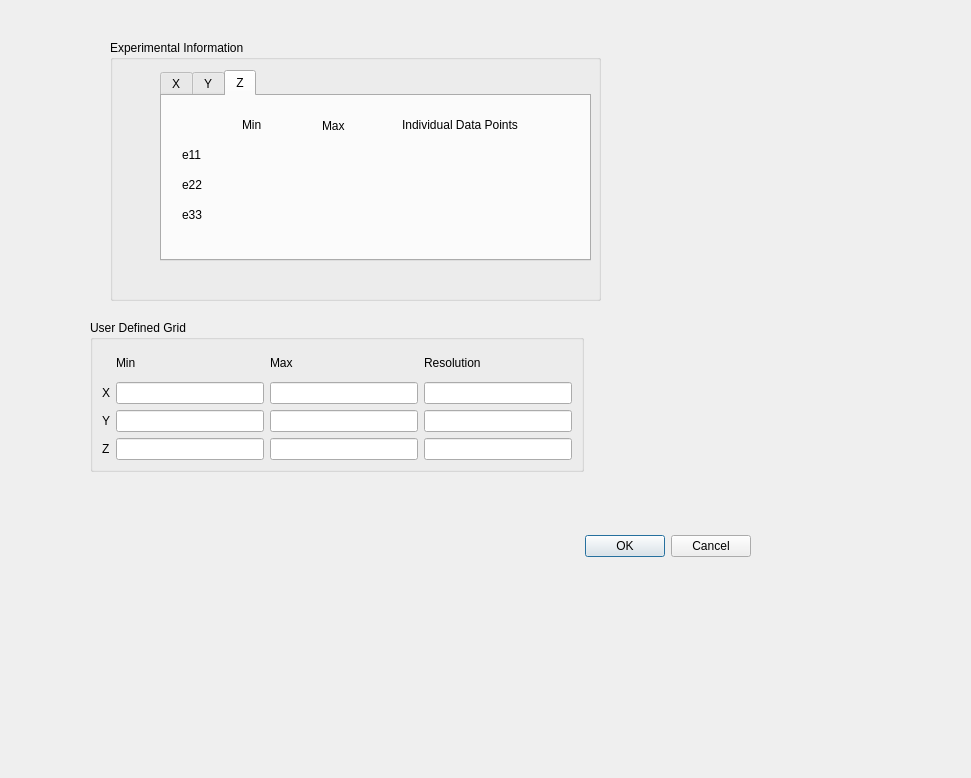
neutrons/PyRS, file designer/strainstressgridsetup.ui: the form before one commit.
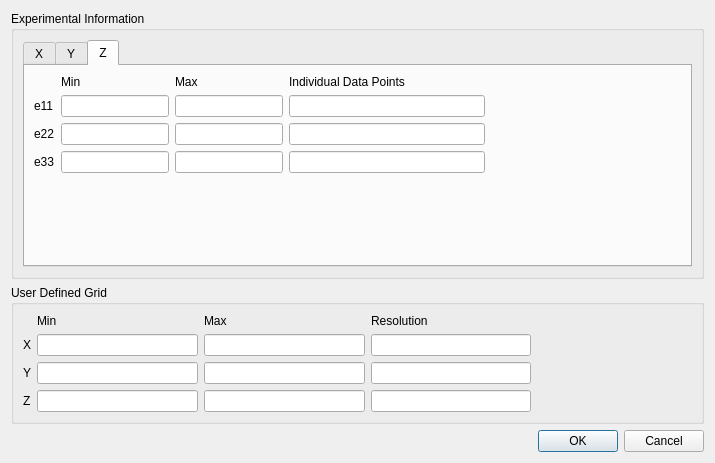
The form after the commit. The open tabs and pages were chosen to show the change.

Commit message: Refs #15. Implemented grid setup dialog (not tested yet).

```diff
--- a/designer/strainstressgridsetup.ui
+++ b/designer/strainstressgridsetup.ui
@@ -6,232 +6,438 @@
    <rect>
     <x>0</x>
     <y>0</y>
-    <width>971</width>
-    <height>778</height>
+    <width>715</width>
+    <height>463</height>
    </rect>
   </property>
   <property name="windowTitle">
    <string>Dialog</string>
   </property>
-  <widget class="QDialogButtonBox" name="buttonBox">
-   <property name="geometry">
-    <rect>
-     <x>410</x>
-     <y>530</y>
-     <width>341</width>
-     <height>32</height>
-    </rect>
-   </property>
-   <property name="orientation">
-    <enum>Qt::Horizontal</enum>
-   </property>
-   <property name="standardButtons">
-    <set>QDialogButtonBox::Cancel|QDialogButtonBox::Ok</set>
-   </property>
-  </widget>
-  <widget class="QGroupBox" name="groupBox">
-   <property name="geometry">
-    <rect>
-     <x>90</x>
-     <y>320</y>
-     <width>494</width>
-     <height>152</height>
-    </rect>
-   </property>
-   <property name="title">
-    <string>User Defined Grid</string>
-   </property>
-   <layout class="QGridLayout" name="gridLayout">
-    <item row="0" column="1">
-     <widget class="QLabel" name="label_4">
-      <property name="text">
-       <string>Min</string>
-      </property>
-     </widget>
-    </item>
-    <item row="0" column="2">
-     <widget class="QLabel" name="label_5">
-      <property name="text">
-       <string>Max</string>
-      </property>
-     </widget>
-    </item>
-    <item row="0" column="3">
-     <widget class="QLabel" name="label_6">
-      <property name="text">
-       <string>Resolution</string>
-      </property>
-     </widget>
-    </item>
-    <item row="1" column="0">
-     <widget class="QLabel" name="label">
-      <property name="text">
-       <string>X</string>
-      </property>
-     </widget>
-    </item>
-    <item row="1" column="1">
-     <widget class="QLineEdit" name="lineEdit"/>
-    </item>
-    <item row="1" column="2">
-     <widget class="QLineEdit" name="lineEdit_2"/>
-    </item>
-    <item row="1" column="3">
-     <widget class="QLineEdit" name="lineEdit_3"/>
-    </item>
-    <item row="2" column="0">
-     <widget class="QLabel" name="label_2">
-      <property name="text">
-       <string>Y</string>
-      </property>
-     </widget>
-    </item>
-    <item row="2" column="1">
-     <widget class="QLineEdit" name="lineEdit_4"/>
-    </item>
-    <item row="2" column="2">
-     <widget class="QLineEdit" name="lineEdit_5"/>
-    </item>
-    <item row="2" column="3">
-     <widget class="QLineEdit" name="lineEdit_6"/>
-    </item>
-    <item row="3" column="0">
-     <widget class="QLabel" name="label_3">
-      <property name="text">
-       <string>Z</string>
-      </property>
-     </widget>
-    </item>
-    <item row="3" column="1">
-     <widget class="QLineEdit" name="lineEdit_7"/>
-    </item>
-    <item row="3" column="2">
-     <widget class="QLineEdit" name="lineEdit_8"/>
-    </item>
-    <item row="3" column="3">
-     <widget class="QLineEdit" name="lineEdit_9"/>
-    </item>
-   </layout>
-  </widget>
-  <widget class="QGroupBox" name="groupBox_2">
-   <property name="geometry">
-    <rect>
-     <x>110</x>
-     <y>40</y>
-     <width>491</width>
-     <height>261</height>
-    </rect>
-   </property>
-   <property name="title">
-    <string>Experimental Information</string>
-   </property>
-   <widget class="QTabWidget" name="tabWidget">
-    <property name="geometry">
-     <rect>
-      <x>50</x>
-      <y>30</y>
-      <width>431</width>
-      <height>191</height>
-     </rect>
-    </property>
-    <property name="currentIndex">
-     <number>2</number>
-    </property>
-    <widget class="QWidget" name="tab">
-     <attribute name="title">
-      <string>X</string>
-     </attribute>
+  <layout class="QVBoxLayout" name="verticalLayout">
+   <item>
+    <widget class="QGroupBox" name="groupBox_2">
+     <property name="title">
+      <string>Experimental Information</string>
+     </property>
+     <layout class="QGridLayout" name="gridLayout_5">
+      <item row="0" column="0">
+       <widget class="QTabWidget" name="tabWidget">
+        <property name="currentIndex">
+         <number>0</number>
+        </property>
+        <widget class="QWidget" name="tab">
+         <attribute name="title">
+          <string>X</string>
+         </attribute>
+         <layout class="QGridLayout" name="gridLayout_3">
+          <item row="3" column="0">
+           <widget class="QLabel" name="label_25">
+            <property name="text">
+             <string>e33</string>
+            </property>
+           </widget>
+          </item>
+          <item row="3" column="1" colspan="2">
+           <widget class="QLineEdit" name="lineEdit_e33XMin"/>
+          </item>
+          <item row="4" column="3">
+           <spacer name="verticalSpacer">
+            <property name="orientation">
+             <enum>Qt::Vertical</enum>
+            </property>
+            <property name="sizeHint" stdset="0">
+             <size>
+              <width>20</width>
+              <height>40</height>
+             </size>
+            </property>
+           </spacer>
+          </item>
+          <item row="0" column="5">
+           <widget class="QLabel" name="label_27">
+            <property name="text">
+             <string>Individual Data Points</string>
+            </property>
+           </widget>
+          </item>
+          <item row="1" column="3" colspan="2">
+           <widget class="QLineEdit" name="lineEdit_e11XMax"/>
+          </item>
+          <item row="3" column="5">
+           <widget class="QLineEdit" name="lineEdit_e33NumIndvPointsX"/>
+          </item>
+          <item row="2" column="3" colspan="2">
+           <widget class="QLineEdit" name="lineEdit_e22XMax"/>
+          </item>
+          <item row="3" column="3" colspan="2">
+           <widget class="QLineEdit" name="lineEdit_e33XMax"/>
+          </item>
+          <item row="1" column="5">
+           <widget class="QLineEdit" name="lineEdit_e11NumIndvPointsX"/>
+          </item>
+          <item row="2" column="0">
+           <widget class="QLabel" name="label_23">
+            <property name="text">
+             <string>e22</string>
+            </property>
+           </widget>
+          </item>
+          <item row="2" column="1" colspan="2">
+           <widget class="QLineEdit" name="lineEdit_e22XMin"/>
+          </item>
+          <item row="1" column="0">
+           <widget class="QLabel" name="label_24">
+            <property name="text">
+             <string>e11</string>
+            </property>
+           </widget>
+          </item>
+          <item row="0" column="3">
+           <widget class="QLabel" name="label_26">
+            <property name="text">
+             <string>Max</string>
+            </property>
+           </widget>
+          </item>
+          <item row="1" column="1" colspan="2">
+           <widget class="QLineEdit" name="lineEdit_e11XMin"/>
+          </item>
+          <item row="2" column="5">
+           <widget class="QLineEdit" name="lineEdit_e22NumIndvPointsX"/>
+          </item>
+          <item row="1" column="6">
+           <spacer name="horizontalSpacer_2">
+            <property name="orientation">
+             <enum>Qt::Horizontal</enum>
+            </property>
+            <property name="sizeHint" stdset="0">
+             <size>
+              <width>40</width>
+              <height>20</height>
+             </size>
+            </property>
+           </spacer>
+          </item>
+          <item row="0" column="1" colspan="2">
+           <widget class="QLabel" name="label_22">
+            <property name="text">
+             <string>Min</string>
+            </property>
+           </widget>
+          </item>
+         </layout>
+        </widget>
+        <widget class="QWidget" name="tab_2">
+         <attribute name="title">
+          <string>Y</string>
+         </attribute>
+         <layout class="QGridLayout" name="gridLayout_2">
+          <item row="1" column="0">
+           <widget class="QLabel" name="label_17">
+            <property name="text">
+             <string>e11</string>
+            </property>
+           </widget>
+          </item>
+          <item row="0" column="3">
+           <widget class="QLabel" name="label_19">
+            <property name="text">
+             <string>Max</string>
+            </property>
+           </widget>
+          </item>
+          <item row="2" column="5">
+           <widget class="QLineEdit" name="lineEdit_e22NumIndvPointsY"/>
+          </item>
+          <item row="2" column="0">
+           <widget class="QLabel" name="label_16">
+            <property name="text">
+             <string>e22</string>
+            </property>
+           </widget>
+          </item>
+          <item row="3" column="0">
+           <widget class="QLabel" name="label_18">
+            <property name="text">
+             <string>e33</string>
+            </property>
+           </widget>
+          </item>
+          <item row="3" column="1" colspan="2">
+           <widget class="QLineEdit" name="lineEdit_e33YMin"/>
+          </item>
+          <item row="2" column="1" colspan="2">
+           <widget class="QLineEdit" name="lineEdit_e22YMin"/>
+          </item>
+          <item row="2" column="3" colspan="2">
+           <widget class="QLineEdit" name="lineEdit_e22YMax"/>
+          </item>
+          <item row="1" column="3" colspan="2">
+           <widget class="QLineEdit" name="lineEdit_e11YMax"/>
+          </item>
+          <item row="3" column="5">
+           <widget class="QLineEdit" name="lineEdit_e33NumIndvPointsY"/>
+          </item>
+          <item row="0" column="5">
+           <widget class="QLabel" name="label_20">
+            <property name="text">
+             <string>Individual Data Points</string>
+            </property>
+           </widget>
+          </item>
+          <item row="3" column="3" colspan="2">
+           <widget class="QLineEdit" name="lineEdit_e33YMax"/>
+          </item>
+          <item row="4" column="3">
+           <spacer name="verticalSpacer_2">
+            <property name="orientation">
+             <enum>Qt::Vertical</enum>
+            </property>
+            <property name="sizeHint" stdset="0">
+             <size>
+              <width>20</width>
+              <height>40</height>
+             </size>
+            </property>
+           </spacer>
+          </item>
+          <item row="1" column="1" colspan="2">
+           <widget class="QLineEdit" name="lineEdit_e11YMin"/>
+          </item>
+          <item row="1" column="5">
+           <widget class="QLineEdit" name="lineEdit_e11NumIndvPointsY"/>
+          </item>
+          <item row="1" column="6">
+           <spacer name="horizontalSpacer">
+            <property name="orientation">
+             <enum>Qt::Horizontal</enum>
+            </property>
+            <property name="sizeHint" stdset="0">
+             <size>
+              <width>40</width>
+              <height>20</height>
+             </size>
+            </property>
+           </spacer>
+          </item>
+          <item row="0" column="1" colspan="2">
+           <widget class="QLabel" name="label_15">
+            <property name="text">
+             <string>Min</string>
+            </property>
+           </widget>
+          </item>
+         </layout>
+        </widget>
+        <widget class="QWidget" name="tab_3">
+         <attribute name="title">
+          <string>Z</string>
+         </attribute>
+         <layout class="QGridLayout" name="gridLayout_4">
+          <item row="0" column="5">
+           <widget class="QLabel" name="label_12">
+            <property name="text">
+             <string>Individual Data Points</string>
+            </property>
+           </widget>
+          </item>
+          <item row="1" column="1" colspan="2">
+           <widget class="QLineEdit" name="lineEdit_e11ZMin"/>
+          </item>
+          <item row="2" column="3" colspan="2">
+           <widget class="QLineEdit" name="lineEdit_e22ZMax"/>
+          </item>
+          <item row="2" column="5">
+           <widget class="QLineEdit" name="lineEdit_e22NumIndvPointsZ"/>
+          </item>
+          <item row="2" column="0">
+           <widget class="QLabel" name="label_8">
+            <property name="text">
+             <string>e22</string>
+            </property>
+           </widget>
+          </item>
+          <item row="4" column="5">
+           <spacer name="verticalSpacer_3">
+            <property name="orientation">
+             <enum>Qt::Vertical</enum>
+            </property>
+            <property name="sizeHint" stdset="0">
+             <size>
+              <width>20</width>
+              <height>40</height>
+             </size>
+            </property>
+           </spacer>
+          </item>
+          <item row="2" column="1" colspan="2">
+           <widget class="QLineEdit" name="lineEdit_e22ZMin"/>
+          </item>
+          <item row="0" column="3">
+           <widget class="QLabel" name="label_11">
+            <property name="text">
+             <string>Max</string>
+            </property>
+           </widget>
+          </item>
+          <item row="1" column="3" colspan="2">
+           <widget class="QLineEdit" name="lineEdit_e11ZMax"/>
+          </item>
+          <item row="1" column="5">
+           <widget class="QLineEdit" name="lineEdit_e11NumIndvPointsZ"/>
+          </item>
+          <item row="3" column="0">
+           <widget class="QLabel" name="label_9">
+            <property name="text">
+             <string>e33</string>
+            </property>
+           </widget>
+          </item>
+          <item row="3" column="1" colspan="2">
+           <widget class="QLineEdit" name="lineEdit_e33ZMin"/>
+          </item>
+          <item row="3" column="3" colspan="2">
+           <widget class="QLineEdit" name="lineEdit_e33ZMax"/>
+          </item>
+          <item row="3" column="5">
+           <widget class="QLineEdit" name="lineEdit_e33NumIndvPointsZ"/>
+          </item>
+          <item row="1" column="0">
+           <widget class="QLabel" name="label_7">
+            <property name="text">
+             <string>e11</string>
+            </property>
+           </widget>
+          </item>
+          <item row="1" column="6">
+           <spacer name="horizontalSpacer_3">
+            <property name="orientation">
+             <enum>Qt::Horizontal</enum>
+            </property>
+            <property name="sizeHint" stdset="0">
+             <size>
+              <width>40</width>
+              <height>20</height>
+             </size>
+            </property>
+           </spacer>
+          </item>
+          <item row="0" column="1" colspan="2">
+           <widget class="QLabel" name="label_10">
+            <property name="text">
+             <string>Min</string>
+            </property>
+           </widget>
+          </item>
+         </layout>
+        </widget>
+       </widget>
+      </item>
+     </layout>
     </widget>
-    <widget class="QWidget" name="tab_2">
-     <attribute name="title">
-      <string>Y</string>
-     </attribute>
+   </item>
+   <item>
+    <widget class="QGroupBox" name="groupBox">
+     <property name="title">
+      <string>User Defined Grid</string>
+     </property>
+     <layout class="QGridLayout" name="gridLayout">
+      <item row="3" column="3">
+       <widget class="QLineEdit" name="lineEdit_gridResolutionZ"/>
+      </item>
+      <item row="3" column="0">
+       <widget class="QLabel" name="label_3">
+        <property name="text">
+         <string>Z</string>
+        </property>
+       </widget>
+      </item>
+      <item row="3" column="2">
+       <widget class="QLineEdit" name="lineEdit_gridMaxZ"/>
+      </item>
+      <item row="3" column="1">
+       <widget class="QLineEdit" name="lineEdit_gridMinZ"/>
+      </item>
+      <item row="2" column="3">
+       <widget class="QLineEdit" name="lineEdit_gridResolutionY"/>
+      </item>
+      <item row="2" column="0">
+       <widget class="QLabel" name="label_2">
+        <property name="text">
+         <string>Y</string>
+        </property>
+       </widget>
+      </item>
+      <item row="2" column="1">
+       <widget class="QLineEdit" name="lineEdit_gridMinY"/>
+      </item>
+      <item row="2" column="2">
+       <widget class="QLineEdit" name="lineEdit_gridMaxY"/>
+      </item>
+      <item row="1" column="0">
+       <widget class="QLabel" name="label">
+        <property name="text">
+         <string>X</string>
+        </property>
+       </widget>
+      </item>
+      <item row="1" column="1">
+       <widget class="QLineEdit" name="lineEdit_gridMinX"/>
+      </item>
+      <item row="1" column="2">
+       <widget class="QLineEdit" name="lineEdit_gridMaxX"/>
+      </item>
+      <item row="1" column="3">
+       <widget class="QLineEdit" name="lineEdit_gridResolutionX"/>
+      </item>
+      <item row="0" column="3">
+       <widget class="QLabel" name="label_6">
+        <property name="text">
+         <string>Resolution</string>
+        </property>
+       </widget>
+      </item>
+      <item row="0" column="1">
+       <widget class="QLabel" name="label_4">
+        <property name="text">
+         <string>Min</string>
+        </property>
+       </widget>
+      </item>
+      <item row="0" column="2">
+       <widget class="QLabel" name="label_5">
+        <property name="text">
+         <string>Max</string>
+        </property>
+       </widget>
+      </item>
+      <item row="1" column="4">
+       <spacer name="horizontalSpacer_4">
+        <property name="orientation">
+         <enum>Qt::Horizontal</enum>
+        </property>
+        <property name="sizeHint" stdset="0">
+         <size>
+          <width>40</width>
+          <height>20</height>
+         </size>
+        </property>
+       </spacer>
+      </item>
+     </layout>
     </widget>
-    <widget class="QWidget" name="tab_3">
-     <attribute name="title">
-      <string>Z</string>
-     </attribute>
-     <widget class="QLabel" name="label_7">
-      <property name="geometry">
-       <rect>
-        <x>20</x>
-        <y>50</y>
-        <width>68</width>
-        <height>17</height>
-       </rect>
-      </property>
-      <property name="text">
-       <string>e11</string>
-      </property>
-     </widget>
-     <widget class="QLabel" name="label_8">
-      <property name="geometry">
-       <rect>
-        <x>20</x>
-        <y>80</y>
-        <width>68</width>
-        <height>17</height>
-       </rect>
-      </property>
-      <property name="text">
-       <string>e22</string>
-      </property>
-     </widget>
-     <widget class="QLabel" name="label_9">
-      <property name="geometry">
-       <rect>
-        <x>20</x>
-        <y>110</y>
-        <width>68</width>
-        <height>17</height>
-       </rect>
-      </property>
-      <property name="text">
-       <string>e33</string>
-      </property>
-     </widget>
-     <widget class="QLabel" name="label_10">
-      <property name="geometry">
-       <rect>
-        <x>80</x>
-        <y>20</y>
-        <width>68</width>
-        <height>17</height>
-       </rect>
-      </property>
-      <property name="text">
-       <string>Min</string>
-      </property>
-     </widget>
-     <widget class="QLabel" name="label_11">
-      <property name="geometry">
-       <rect>
-        <x>160</x>
-        <y>20</y>
-        <width>68</width>
-        <height>20</height>
-       </rect>
-      </property>
-      <property name="text">
-       <string>Max</string>
-      </property>
-     </widget>
-     <widget class="QLabel" name="label_12">
-      <property name="geometry">
-       <rect>
-        <x>240</x>
-        <y>20</y>
-        <width>151</width>
-        <height>17</height>
-       </rect>
-      </property>
-      <property name="text">
-       <string>Individual Data Points</string>
-      </property>
-     </widget>
+   </item>
+   <item>
+    <widget class="QDialogButtonBox" name="buttonBox">
+     <property name="orientation">
+      <enum>Qt::Horizontal</enum>
+     </property>
+     <property name="standardButtons">
+      <set>QDialogButtonBox::Cancel|QDialogButtonBox::Ok</set>
+     </property>
     </widget>
-   </widget>
-  </widget>
+   </item>
+  </layout>
  </widget>
  <resources/>
  <connections>
```
The commit also changes 1 other file.
